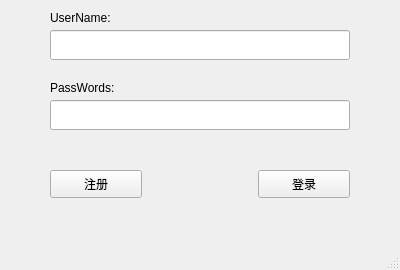
Qt form sign.ui (been-lu/RuMo) before a commit.
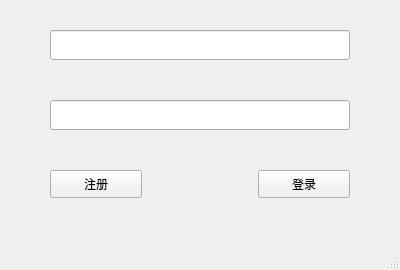
The same form after that commit.

```diff
--- a/sign.ui
+++ b/sign.ui
@@ -40,32 +40,6 @@
      <string>登录</string>
     </property>
    </widget>
-   <widget class="QLabel" name="label">
-    <property name="geometry">
-     <rect>
-      <x>50</x>
-      <y>10</y>
-      <width>72</width>
-      <height>15</height>
-     </rect>
-    </property>
-    <property name="text">
-     <string>UserName:</string>
-    </property>
-   </widget>
-   <widget class="QLabel" name="label_2">
-    <property name="geometry">
-     <rect>
-      <x>50</x>
-      <y>80</y>
-      <width>80</width>
-      <height>15</height>
-     </rect>
-    </property>
-    <property name="text">
-     <string>PassWords:</string>
-    </property>
-   </widget>
    <widget class="QLineEdit" name="lineEdit">
     <property name="geometry">
      <rect>
@@ -86,6 +60,24 @@
      </rect>
     </property>
    </widget>
+   <widget class="QLabel" name="label_3">
+    <property name="geometry">
+     <rect>
+      <x>0</x>
+      <y>0</y>
+      <width>400</width>
+      <height>270</height>
+     </rect>
+    </property>
+    <property name="text">
+     <string/>
+    </property>
+   </widget>
+   <zorder>label_3</zorder>
+   <zorder>pushButton</zorder>
+   <zorder>pushButton_2</zorder>
+   <zorder>lineEdit</zorder>
+   <zorder>lineEdit_2</zorder>
   </widget>
   <widget class="QMenuBar" name="menubar">
    <property name="geometry">
```
